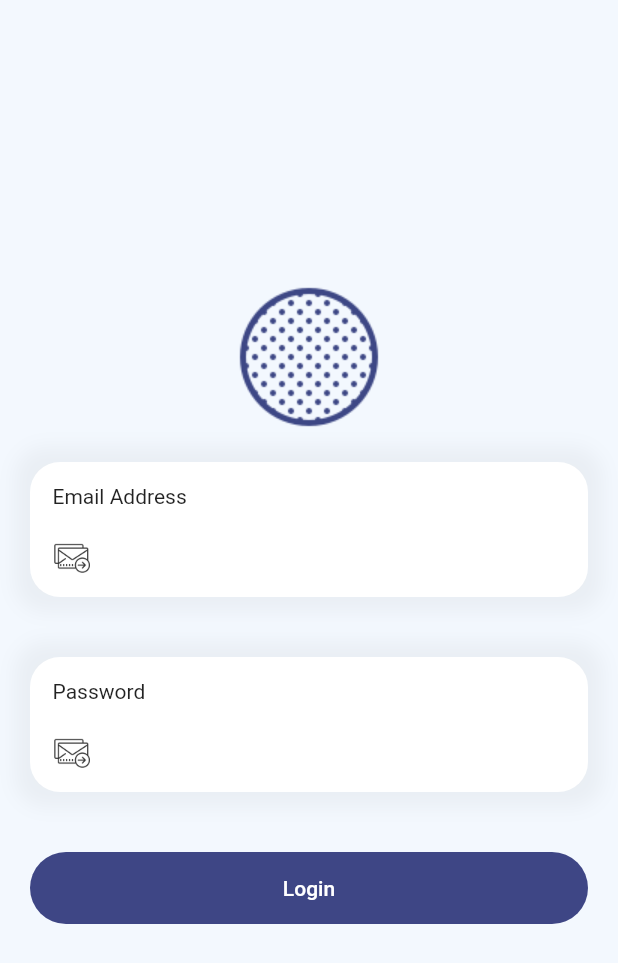
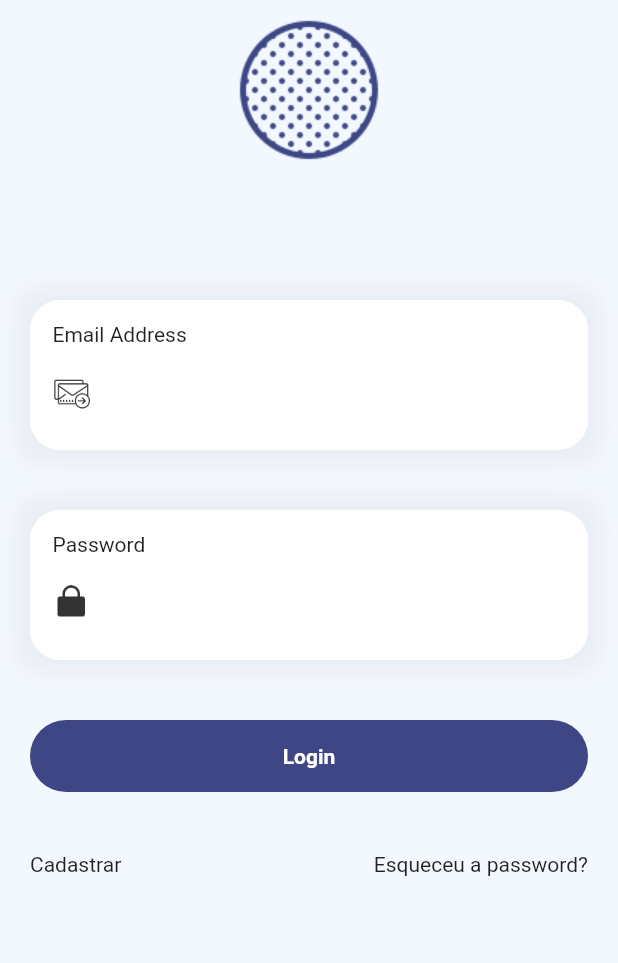
Before and after one commit to EdAndrade/personal_finances_app, a Flutter app: the screen it shows after launch, on a phone screen of 412 x 824 dp. Shown: the top 963 px of the screen. Run offline on Flutter 3.47's test engine with Material 2 defaults, Android fonts, the phone set to English and light mode, and no system bars.

```diff
--- a/lib/containers/loginBox.dart
+++ b/lib/containers/loginBox.dart
@@ -1,21 +1,27 @@
 import 'package:flutter/material.dart';
 
-class LoginBox extends StatelessWidget {
+class LoginBox extends StatefulWidget {
 
 	LoginBox({
-		this.icon,
-		this.title
+		this.title,
+		this.iconPath
 	});
 
-	final Image icon;
 	final Text title;
+	final String iconPath;
+
+	@override
+	_LoginBoxState createState() => _LoginBoxState();
+}
+
+class _LoginBoxState extends State<LoginBox> {
 
 	@override
 	Widget build(BuildContext context) {
 
 		return Container(
 
-			height: 90.0,
+			height: 100.0,
 			padding: EdgeInsets.all(15.0),
 			margin: EdgeInsets.all(20.0),
 
@@ -42,7 +48,7 @@ class LoginBox extends StatelessWidget {
 
 				children: <Widget>[
 
-					title,
+					widget.title,
 
 					Row(
 
@@ -51,7 +57,26 @@ class LoginBox extends StatelessWidget {
 							Image(
 								width: 25.0,
 								height: 25.0,
-								image: AssetImage('assets/images/email.png')
+								image: AssetImage(widget.iconPath)
+							),
+
+							Expanded(
+
+								child: TextField(
+
+									decoration: InputDecoration(
+
+										border: InputBorder.none,
+										focusedBorder: InputBorder.none,
+										enabledBorder: InputBorder.none,
+										errorBorder: InputBorder.none,
+										disabledBorder: InputBorder.none,
+
+										contentPadding: EdgeInsets.only(
+											left: 10.0
+										)
+									)
+								)
 							)
 						],
 					)
--- a/lib/views/login.dart
+++ b/lib/views/login.dart
@@ -14,7 +14,7 @@ class Login extends StatelessWidget {
 		return Scaffold(
 			// #f3f8fe
 			// #3e4685
-			body: Container(
+			body: ListView(children: [Container(
 
 				decoration: BoxDecoration(
 
@@ -27,27 +27,52 @@ class Login extends StatelessWidget {
 
 					children: <Widget>[
 
-						Image(
-							width: 100.0,
-							height: 100.0,
-							image: AssetImage('assets/images/circle.png')
+						Container(
+
+							margin: EdgeInsets.only(bottom: 60.0),
+
+							child: Image(
+								width: 120.0,
+								height: 120.0,
+								image: AssetImage('assets/images/circle.png')
+							),
 						),
+
 
 						LoginBox(
 
-							title: Text('Email Address')
+							title: Text('Email Address'),
+							iconPath: 'assets/images/email.png'
 						),
 						LoginBox(
 
-							title: Text('Password')
+							title: Text('Password'),
+							iconPath: 'assets/images/lock.png'
 						),
 
 						ActionButton(
-							name: 'Login'
+							name: 'Login',
+						),
+
+						Container(
+
+
+							margin: EdgeInsets.all(20.0),
+
+							child: Row(
+
+								mainAxisAlignment: MainAxisAlignment.spaceBetween,
+
+								children: <Widget>[
+
+									Text('Cadastrar'),
+									Text('Esqueceu a password?')
+								]
+							)
 						)
 					]
 				)
-			)
+			),],),
 		);
 	}
 }
```
Also changed, not shown: lib/containers/action_button.dart (+12 -2 lines), lib/containers/transation.dart (added, +130 -0 lines), lib/main.dart (+7 -0 lines), lib/views/home.dart (added, +477 -0 lines), assets/images/profile.jpeg (added), assets/images/profile.png (added).
